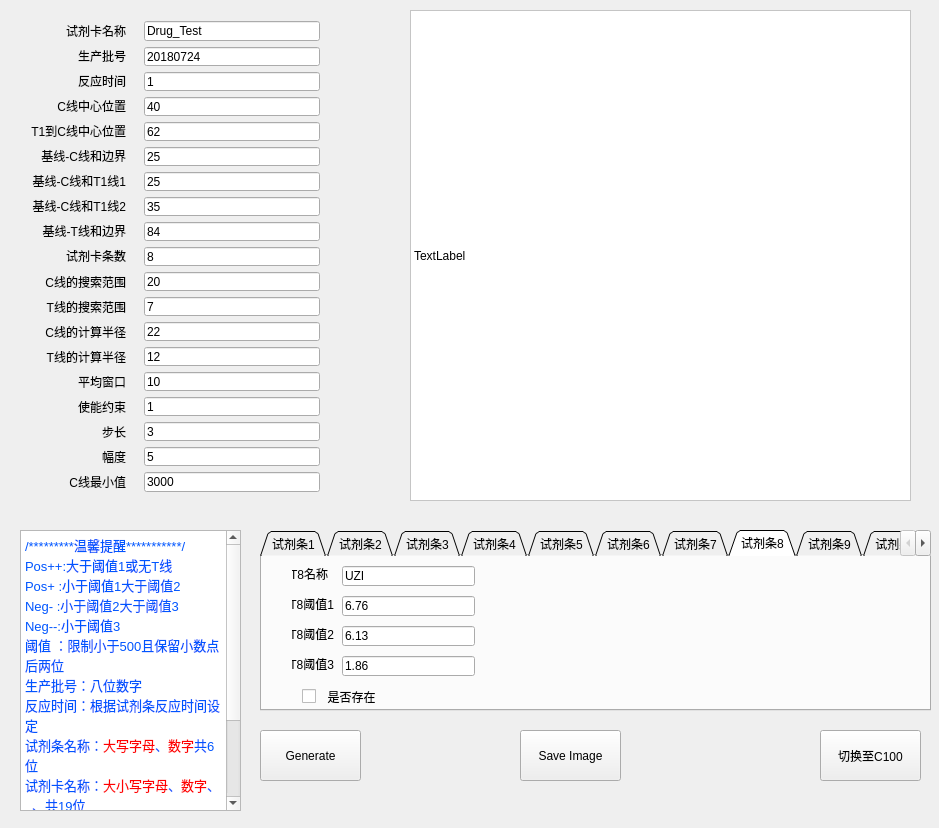
The window that mainwindow.ui (QDXW/QRCode) describes before a commit, drawn with Qt 5.
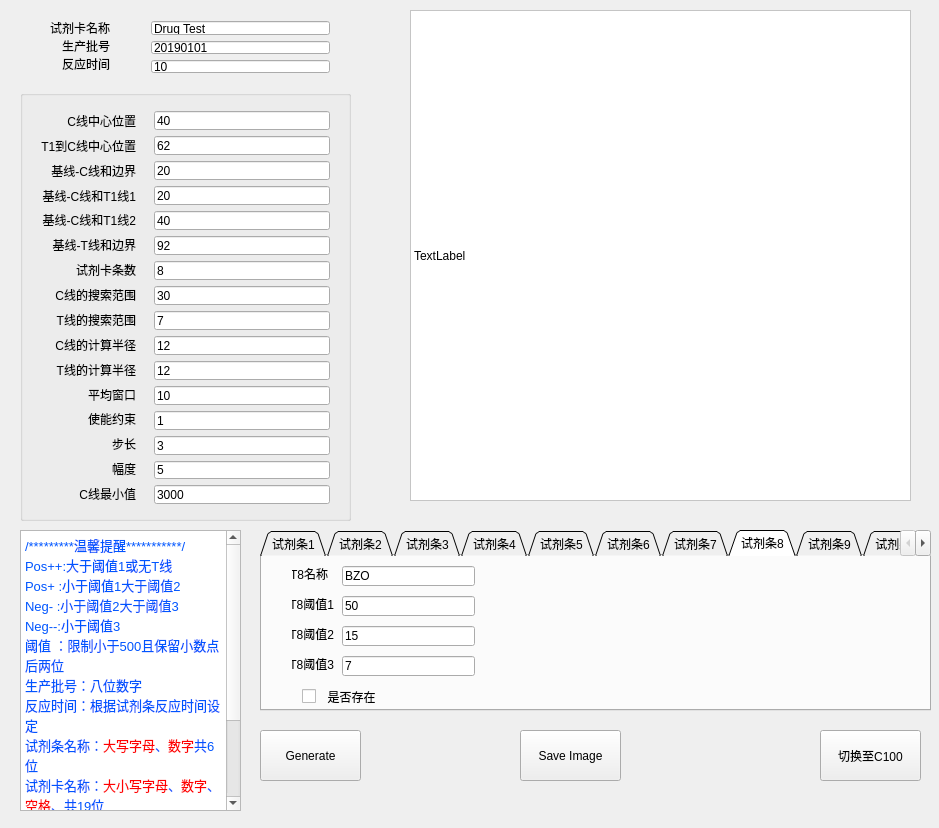
The same window after the commit. The open tabs and pages were chosen to show the change. Icons and pictures are not drawn.

```diff
--- a/mainwindow.ui
+++ b/mainwindow.ui
@@ -3172,352 +3172,6 @@
        <string>Generate</string>
       </property>
      </widget>
-     <widget class="QWidget" name="layoutWidget_2">
-      <property name="geometry">
-       <rect>
-        <x>0</x>
-        <y>10</y>
-        <width>311</width>
-        <height>492</height>
-       </rect>
-      </property>
-      <layout class="QHBoxLayout" name="horizontalLayout_S">
-       <property name="spacing">
-        <number>18</number>
-       </property>
-       <item>
-        <layout class="QGridLayout" name="gridLayout_S">
-         <item row="0" column="0">
-          <widget class="QLabel" name="Information_label1_S">
-           <property name="text">
-            <string>试剂卡名称</string>
-           </property>
-           <property name="alignment">
-            <set>Qt::AlignRight|Qt::AlignTrailing|Qt::AlignVCenter</set>
-           </property>
-          </widget>
-         </item>
-         <item row="1" column="0">
-          <widget class="QLabel" name="Information_label2_S">
-           <property name="text">
-            <string>生产批号</string>
-           </property>
-           <property name="alignment">
-            <set>Qt::AlignRight|Qt::AlignTrailing|Qt::AlignVCenter</set>
-           </property>
-          </widget>
-         </item>
-         <item row="2" column="0">
-          <widget class="QLabel" name="Information_label3_S">
-           <property name="text">
-            <string>反应时间</string>
-           </property>
-           <property name="alignment">
-            <set>Qt::AlignRight|Qt::AlignTrailing|Qt::AlignVCenter</set>
-           </property>
-          </widget>
-         </item>
-         <item row="3" column="0">
-          <widget class="QLabel" name="Information_label4_S">
-           <property name="text">
-            <string>C线中心位置</string>
-           </property>
-           <property name="alignment">
-            <set>Qt::AlignRight|Qt::AlignTrailing|Qt::AlignVCenter</set>
-           </property>
-          </widget>
-         </item>
-         <item row="4" column="0">
-          <widget class="QLabel" name="Information_label5_S">
-           <property name="text">
-            <string>T1到C线中心位置</string>
-           </property>
-           <property name="alignment">
-            <set>Qt::AlignRight|Qt::AlignTrailing|Qt::AlignVCenter</set>
-           </property>
-          </widget>
-         </item>
-         <item row="5" column="0">
-          <widget class="QLabel" name="Information_label6_S">
-           <property name="text">
-            <string>基线-C线和边界</string>
-           </property>
-           <property name="alignment">
-            <set>Qt::AlignRight|Qt::AlignTrailing|Qt::AlignVCenter</set>
-           </property>
-          </widget>
-         </item>
-         <item row="6" column="0">
-          <widget class="QLabel" name="Information_label7_S">
-           <property name="text">
-            <string>基线-C线和T1线1</string>
-           </property>
-           <property name="alignment">
-            <set>Qt::AlignRight|Qt::AlignTrailing|Qt::AlignVCenter</set>
-           </property>
-          </widget>
-         </item>
-         <item row="7" column="0">
-          <widget class="QLabel" name="Information_label8_S">
-           <property name="text">
-            <string>基线-C线和T1线2</string>
-           </property>
-           <property name="alignment">
-            <set>Qt::AlignRight|Qt::AlignTrailing|Qt::AlignVCenter</set>
-           </property>
-          </widget>
-         </item>
-         <item row="8" column="0">
-          <widget class="QLabel" name="Information_label9_S">
-           <property name="text">
-            <string>基线-T线和边界</string>
-           </property>
-           <property name="alignment">
-            <set>Qt::AlignRight|Qt::AlignTrailing|Qt::AlignVCenter</set>
-           </property>
-          </widget>
-         </item>
-         <item row="9" column="0">
-          <widget class="QLabel" name="Information_label10_S">
-           <property name="text">
-            <string>试剂卡条数</string>
-           </property>
-           <property name="alignment">
-            <set>Qt::AlignRight|Qt::AlignTrailing|Qt::AlignVCenter</set>
-           </property>
-          </widget>
-         </item>
-         <item row="10" column="0">
-          <widget class="QLabel" name="Information_label11_S">
-           <property name="text">
-            <string>C线的搜索范围</string>
-           </property>
-           <property name="alignment">
-            <set>Qt::AlignRight|Qt::AlignTrailing|Qt::AlignVCenter</set>
-           </property>
-          </widget>
-         </item>
-         <item row="11" column="0">
-          <widget class="QLabel" name="Information_label12_S">
-           <property name="text">
-            <string>T线的搜索范围</string>
-           </property>
-           <property name="alignment">
-            <set>Qt::AlignRight|Qt::AlignTrailing|Qt::AlignVCenter</set>
-           </property>
-          </widget>
-         </item>
-         <item row="12" column="0">
-          <widget class="QLabel" name="Information_label13_S">
-           <property name="text">
-            <string>C线的计算半径</string>
-           </property>
-           <property name="alignment">
-            <set>Qt::AlignRight|Qt::AlignTrailing|Qt::AlignVCenter</set>
-           </property>
-          </widget>
-         </item>
-         <item row="13" column="0">
-          <widget class="QLabel" name="Information_label14_S">
-           <property name="text">
-            <string>T线的计算半径</string>
-           </property>
-           <property name="alignment">
-            <set>Qt::AlignRight|Qt::AlignTrailing|Qt::AlignVCenter</set>
-           </property>
-          </widget>
-         </item>
-         <item row="14" column="0">
-          <widget class="QLabel" name="Information_label15_S">
-           <property name="text">
-            <string>平均窗口</string>
-           </property>
-           <property name="alignment">
-            <set>Qt::AlignRight|Qt::AlignTrailing|Qt::AlignVCenter</set>
-           </property>
-          </widget>
-         </item>
-         <item row="15" column="0">
-          <widget class="QLabel" name="Information_label16_S">
-           <property name="text">
-            <string>使能约束</string>
-           </property>
-           <property name="alignment">
-            <set>Qt::AlignRight|Qt::AlignTrailing|Qt::AlignVCenter</set>
-           </property>
-          </widget>
-         </item>
-         <item row="16" column="0">
-          <widget class="QLabel" name="Information_label17_S">
-           <property name="text">
-            <string>步长</string>
-           </property>
-           <property name="alignment">
-            <set>Qt::AlignRight|Qt::AlignTrailing|Qt::AlignVCenter</set>
-           </property>
-          </widget>
-         </item>
-         <item row="17" column="0">
-          <widget class="QLabel" name="Information_label18_S">
-           <property name="text">
-            <string>幅度</string>
-           </property>
-           <property name="alignment">
-            <set>Qt::AlignRight|Qt::AlignTrailing|Qt::AlignVCenter</set>
-           </property>
-          </widget>
-         </item>
-         <item row="18" column="0">
-          <widget class="QLabel" name="Information_label19_S">
-           <property name="text">
-            <string>C线最小值</string>
-           </property>
-           <property name="alignment">
-            <set>Qt::AlignRight|Qt::AlignTrailing|Qt::AlignVCenter</set>
-           </property>
-          </widget>
-         </item>
-        </layout>
-       </item>
-       <item>
-        <layout class="QGridLayout" name="gridLayout_4">
-         <item row="0" column="0">
-          <widget class="QLineEdit" name="ProductType_Name_S">
-           <property name="text">
-            <string>Drug_Test</string>
-           </property>
-          </widget>
-         </item>
-         <item row="1" column="0">
-          <widget class="QLineEdit" name="ProductSN_S">
-           <property name="text">
-            <string>20180724</string>
-           </property>
-          </widget>
-         </item>
-         <item row="2" column="0">
-          <widget class="QLineEdit" name="time_S">
-           <property name="text">
-            <string>1</string>
-           </property>
-          </widget>
-         </item>
-         <item row="3" column="0">
-          <widget class="QLineEdit" name="Center_LineC_S">
-           <property name="text">
-            <string>40</string>
-           </property>
-          </widget>
-         </item>
-         <item row="4" column="0">
-          <widget class="QLineEdit" name="T1_Ccenter_S">
-           <property name="text">
-            <string>62</string>
-           </property>
-          </widget>
-         </item>
-         <item row="5" column="0">
-          <widget class="QLineEdit" name="base_CAndEdge_S">
-           <property name="text">
-            <string>25</string>
-           </property>
-          </widget>
-         </item>
-         <item row="6" column="0">
-          <widget class="QLineEdit" name="base_CAndT1_1_S">
-           <property name="text">
-            <string>25</string>
-           </property>
-          </widget>
-         </item>
-         <item row="7" column="0">
-          <widget class="QLineEdit" name="base_CAndT1_2_S">
-           <property name="text">
-            <string>35</string>
-           </property>
-          </widget>
-         </item>
-         <item row="9" column="0">
-          <widget class="QLineEdit" name="ProductNum_S">
-           <property name="text">
-            <string>8</string>
-           </property>
-          </widget>
-         </item>
-         <item row="11" column="0">
-          <widget class="QLineEdit" name="SearchHalfRadius_C_S">
-           <property name="text">
-            <string>20</string>
-           </property>
-          </widget>
-         </item>
-         <item row="12" column="0">
-          <widget class="QLineEdit" name="SearchHalfRadius_T_S">
-           <property name="text">
-            <string>7</string>
-           </property>
-          </widget>
-         </item>
-         <item row="13" column="0">
-          <widget class="QLineEdit" name="AreaC_HalfRadius_S">
-           <property name="text">
-            <string>22</string>
-           </property>
-          </widget>
-         </item>
-         <item row="14" column="0">
-          <widget class="QLineEdit" name="AreaT_HalfRadius_S">
-           <property name="text">
-            <string>12</string>
-           </property>
-          </widget>
-         </item>
-         <item row="15" column="0">
-          <widget class="QLineEdit" name="WinSize_S">
-           <property name="text">
-            <string>10</string>
-           </property>
-          </widget>
-         </item>
-         <item row="16" column="0">
-          <widget class="QLineEdit" name="LimitEnabled_S">
-           <property name="text">
-            <string>1</string>
-           </property>
-          </widget>
-         </item>
-         <item row="17" column="0">
-          <widget class="QLineEdit" name="C_StepSize_S">
-           <property name="text">
-            <string>3</string>
-           </property>
-          </widget>
-         </item>
-         <item row="18" column="0">
-          <widget class="QLineEdit" name="C_Magnitude_S">
-           <property name="text">
-            <string>5</string>
-           </property>
-          </widget>
-         </item>
-         <item row="19" column="0">
-          <widget class="QLineEdit" name="C_Min_S">
-           <property name="text">
-            <string>3000</string>
-           </property>
-          </widget>
-         </item>
-         <item row="8" column="0">
-          <widget class="QLineEdit" name="base_TAndEdge_S">
-           <property name="text">
-            <string>84</string>
-           </property>
-          </widget>
-         </item>
-        </layout>
-       </item>
-      </layout>
-     </widget>
      <widget class="QTabWidget" name="tabWidget_S">
       <property name="geometry">
        <rect>
@@ -4542,7 +4196,7 @@
          </rect>
         </property>
         <property name="text">
-         <string>UZI</string>
+         <string>BZO</string>
         </property>
        </widget>
        <widget class="QLineEdit" name="CH8_threshold3_S">
@@ -4555,7 +4209,7 @@
          </rect>
         </property>
         <property name="text">
-         <string>1.86</string>
+         <string>7</string>
         </property>
        </widget>
        <widget class="QLabel" name="CH8_label1_S">
@@ -4584,7 +4238,7 @@
          </rect>
         </property>
         <property name="text">
-         <string>6.76</string>
+         <string>50</string>
         </property>
        </widget>
        <widget class="QLabel" name="CH8_label3_S">
@@ -4613,7 +4267,7 @@
          </rect>
         </property>
         <property name="text">
-         <string>6.13</string>
+         <string>15</string>
         </property>
        </widget>
       </widget>
@@ -4928,7 +4582,7 @@
 &lt;p style=&quot; margin-top:0px; margin-bottom:0px; margin-left:0px; margin-right:0px; -qt-block-indent:0; text-indent:0px;&quot;&gt;&lt;span style=&quot; font-size:10pt; color:#0055ff;&quot;&gt;生产批号：八位数字&lt;/span&gt;&lt;/p&gt;
 &lt;p style=&quot; margin-top:0px; margin-bottom:0px; margin-left:0px; margin-right:0px; -qt-block-indent:0; text-indent:0px;&quot;&gt;&lt;span style=&quot; font-size:10pt; color:#0055ff;&quot;&gt;反应时间：根据试剂条反应时间设定&lt;/span&gt;&lt;/p&gt;
 &lt;p style=&quot; margin-top:0px; margin-bottom:0px; margin-left:0px; margin-right:0px; -qt-block-indent:0; text-indent:0px;&quot;&gt;&lt;span style=&quot; font-size:10pt; color:#0055ff;&quot;&gt;试剂条名称：&lt;/span&gt;&lt;span style=&quot; font-size:10pt; color:#ff0000;&quot;&gt;大写字母&lt;/span&gt;&lt;span style=&quot; font-size:10pt; color:#0055ff;&quot;&gt;、&lt;/span&gt;&lt;span style=&quot; font-size:10pt; color:#ff0000;&quot;&gt;数字&lt;/span&gt;&lt;span style=&quot; font-size:10pt; color:#0055ff;&quot;&gt;共6位&lt;/span&gt;&lt;/p&gt;
-&lt;p style=&quot; margin-top:0px; margin-bottom:0px; margin-left:0px; margin-right:0px; -qt-block-indent:0; text-indent:0px;&quot;&gt;&lt;span style=&quot; font-size:10pt; color:#0055ff;&quot;&gt;试剂卡名称：&lt;/span&gt;&lt;span style=&quot; font-size:10pt; color:#ff0000;&quot;&gt;大小写字母&lt;/span&gt;&lt;span style=&quot; font-size:10pt; color:#0055ff;&quot;&gt;、&lt;/span&gt;&lt;span style=&quot; font-size:10pt; color:#ff0000;&quot;&gt;数字&lt;/span&gt;&lt;span style=&quot; font-size:10pt; color:#0055ff;&quot;&gt;、&lt;/span&gt;&lt;span style=&quot; font-size:10pt; color:#ff0000;&quot;&gt;_&lt;/span&gt;&lt;span style=&quot; font-size:10pt; color:#0055ff;&quot;&gt;、共19位&lt;/span&gt;&lt;/p&gt;
+&lt;p style=&quot; margin-top:0px; margin-bottom:0px; margin-left:0px; margin-right:0px; -qt-block-indent:0; text-indent:0px;&quot;&gt;&lt;span style=&quot; font-size:10pt; color:#0055ff;&quot;&gt;试剂卡名称：&lt;/span&gt;&lt;span style=&quot; font-size:10pt; color:#ff0000;&quot;&gt;大小写字母&lt;/span&gt;&lt;span style=&quot; font-size:10pt; color:#0055ff;&quot;&gt;、&lt;/span&gt;&lt;span style=&quot; font-size:10pt; color:#ff0000;&quot;&gt;数字&lt;/span&gt;&lt;span style=&quot; font-size:10pt; color:#0055ff;&quot;&gt;、&lt;/span&gt;&lt;span style=&quot; font-size:10pt; color:#ff0000;&quot;&gt;空格&lt;/span&gt;&lt;span style=&quot; font-size:10pt; color:#0055ff;&quot;&gt;、共19位&lt;/span&gt;&lt;/p&gt;
 &lt;p style=&quot;-qt-paragraph-type:empty; margin-top:0px; margin-bottom:0px; margin-left:0px; margin-right:0px; -qt-block-indent:0; text-indent:0px; font-size:10pt; color:#0055ff;&quot;&gt;&lt;br /&gt;&lt;/p&gt;
 &lt;p style=&quot;-qt-paragraph-type:empty; margin-top:0px; margin-bottom:0px; margin-left:0px; margin-right:0px; -qt-block-indent:0; text-indent:0px; font-size:10pt; color:#0055ff;&quot;&gt;&lt;br /&gt;&lt;/p&gt;
 &lt;p style=&quot; margin-top:0px; margin-bottom:0px; margin-left:0px; margin-right:0px; -qt-block-indent:0; text-indent:0px;&quot;&gt;&lt;span style=&quot; font-size:10pt; color:#0055ff;&quot;&gt;/********用户可更改项********/&lt;/span&gt;&lt;/p&gt;
@@ -4937,6 +4591,389 @@
 &lt;p style=&quot; margin-top:0px; margin-bottom:0px; margin-left:0px; margin-right:0px; -qt-block-indent:0; text-indent:0px;&quot;&gt;&lt;span style=&quot; font-size:10pt; color:#0055ff;&quot;&gt;阈值*、反应时间&lt;/span&gt;&lt;/p&gt;&lt;/body&gt;&lt;/html&gt;</string>
       </property>
      </widget>
+     <widget class="QGroupBox" name="groupBox_2">
+      <property name="geometry">
+       <rect>
+        <x>0</x>
+        <y>90</y>
+        <width>331</width>
+        <height>431</height>
+       </rect>
+      </property>
+      <property name="title">
+       <string/>
+      </property>
+      <widget class="QWidget" name="layoutWidget_2">
+       <property name="geometry">
+        <rect>
+         <x>10</x>
+         <y>10</y>
+         <width>311</width>
+         <height>414</height>
+        </rect>
+       </property>
+       <layout class="QHBoxLayout" name="horizontalLayout_S">
+        <property name="spacing">
+         <number>18</number>
+        </property>
+        <item>
+         <layout class="QGridLayout" name="gridLayout_S">
+          <item row="0" column="0">
+           <widget class="QLabel" name="Information_label4_S">
+            <property name="text">
+             <string>C线中心位置</string>
+            </property>
+            <property name="alignment">
+             <set>Qt::AlignRight|Qt::AlignTrailing|Qt::AlignVCenter</set>
+            </property>
+           </widget>
+          </item>
+          <item row="1" column="0">
+           <widget class="QLabel" name="Information_label5_S">
+            <property name="text">
+             <string>T1到C线中心位置</string>
+            </property>
+            <property name="alignment">
+             <set>Qt::AlignRight|Qt::AlignTrailing|Qt::AlignVCenter</set>
+            </property>
+           </widget>
+          </item>
+          <item row="2" column="0">
+           <widget class="QLabel" name="Information_label6_S">
+            <property name="text">
+             <string>基线-C线和边界</string>
+            </property>
+            <property name="alignment">
+             <set>Qt::AlignRight|Qt::AlignTrailing|Qt::AlignVCenter</set>
+            </property>
+           </widget>
+          </item>
+          <item row="3" column="0">
+           <widget class="QLabel" name="Information_label7_S">
+            <property name="text">
+             <string>基线-C线和T1线1</string>
+            </property>
+            <property name="alignment">
+             <set>Qt::AlignRight|Qt::AlignTrailing|Qt::AlignVCenter</set>
+            </property>
+           </widget>
+          </item>
+          <item row="4" column="0">
+           <widget class="QLabel" name="Information_label8_S">
+            <property name="text">
+             <string>基线-C线和T1线2</string>
+            </property>
+            <property name="alignment">
+             <set>Qt::AlignRight|Qt::AlignTrailing|Qt::AlignVCenter</set>
+            </property>
+           </widget>
+          </item>
+          <item row="5" column="0">
+           <widget class="QLabel" name="Information_label9_S">
+            <property name="text">
+             <string>基线-T线和边界</string>
+            </property>
+            <property name="alignment">
+             <set>Qt::AlignRight|Qt::AlignTrailing|Qt::AlignVCenter</set>
+            </property>
+           </widget>
+          </item>
+          <item row="6" column="0">
+           <widget class="QLabel" name="Information_label10_S">
+            <property name="text">
+             <string>试剂卡条数</string>
+            </property>
+            <property name="alignment">
+             <set>Qt::AlignRight|Qt::AlignTrailing|Qt::AlignVCenter</set>
+            </property>
+           </widget>
+          </item>
+          <item row="7" column="0">
+           <widget class="QLabel" name="Information_label11_S">
+            <property name="text">
+             <string>C线的搜索范围</string>
+            </property>
+            <property name="alignment">
+             <set>Qt::AlignRight|Qt::AlignTrailing|Qt::AlignVCenter</set>
+            </property>
+           </widget>
+          </item>
+          <item row="8" column="0">
+           <widget class="QLabel" name="Information_label12_S">
+            <property name="text">
+             <string>T线的搜索范围</string>
+            </property>
+            <property name="alignment">
+             <set>Qt::AlignRight|Qt::AlignTrailing|Qt::AlignVCenter</set>
+            </property>
+           </widget>
+          </item>
+          <item row="9" column="0">
+           <widget class="QLabel" name="Information_label13_S">
+            <property name="text">
+             <string>C线的计算半径</string>
+            </property>
+            <property name="alignment">
+             <set>Qt::AlignRight|Qt::AlignTrailing|Qt::AlignVCenter</set>
+            </property>
+           </widget>
+          </item>
+          <item row="10" column="0">
+           <widget class="QLabel" name="Information_label14_S">
+            <property name="text">
+             <string>T线的计算半径</string>
+            </property>
+            <property name="alignment">
+             <set>Qt::AlignRight|Qt::AlignTrailing|Qt::AlignVCenter</set>
+            </property>
+           </widget>
+          </item>
+          <item row="11" column="0">
+           <widget class="QLabel" name="Information_label15_S">
+            <property name="text">
+             <string>平均窗口</string>
+            </property>
+            <property name="alignment">
+             <set>Qt::AlignRight|Qt::AlignTrailing|Qt::AlignVCenter</set>
+            </property>
+           </widget>
+          </item>
+          <item row="12" column="0">
+           <widget class="QLabel" name="Information_label16_S">
+            <property name="text">
+             <string>使能约束</string>
+            </property>
+            <property name="alignment">
+             <set>Qt::AlignRight|Qt::AlignTrailing|Qt::AlignVCenter</set>
+            </property>
+           </widget>
+          </item>
+          <item row="13" column="0">
+           <widget class="QLabel" name="Information_label17_S">
+            <property name="text">
+             <string>步长</string>
+            </property>
+            <property name="alignment">
+             <set>Qt::AlignRight|Qt::AlignTrailing|Qt::AlignVCenter</set>
+            </property>
+           </widget>
+          </item>
+          <item row="14" column="0">
+           <widget class="QLabel" name="Information_label18_S">
+            <property name="text">
+             <string>幅度</string>
+            </property>
+            <property name="alignment">
+             <set>Qt::AlignRight|Qt::AlignTrailing|Qt::AlignVCenter</set>
+            </property>
+           </widget>
+          </item>
+          <item row="15" column="0">
+           <widget class="QLabel" name="Information_label19_S">
+            <property name="text">
+             <string>C线最小值</string>
+            </property>
+            <property name="alignment">
+             <set>Qt::AlignRight|Qt::AlignTrailing|Qt::AlignVCenter</set>
+            </property>
+           </widget>
+          </item>
+         </layout>
+        </item>
+        <item>
+         <layout class="QGridLayout" name="gridLayout_4">
+          <item row="0" column="0">
+           <widget class="QLineEdit" name="Center_LineC_S">
+            <property name="text">
+             <string>40</string>
+            </property>
+           </widget>
+          </item>
+          <item row="1" column="0">
+           <widget class="QLineEdit" name="T1_Ccenter_S">
+            <property name="text">
+             <string>62</string>
+            </property>
+           </widget>
+          </item>
+          <item row="2" column="0">
+           <widget class="QLineEdit" name="base_CAndEdge_S">
+            <property name="text">
+             <string>20</string>
+            </property>
+           </widget>
+          </item>
+          <item row="3" column="0">
+           <widget class="QLineEdit" name="base_CAndT1_1_S">
+            <property name="text">
+             <string>20</string>
+            </property>
+           </widget>
+          </item>
+          <item row="4" column="0">
+           <widget class="QLineEdit" name="base_CAndT1_2_S">
+            <property name="text">
+             <string>40</string>
+            </property>
+           </widget>
+          </item>
+          <item row="6" column="0">
+           <widget class="QLineEdit" name="ProductNum_S">
+            <property name="text">
+             <string>8</string>
+            </property>
+           </widget>
+          </item>
+          <item row="8" column="0">
+           <widget class="QLineEdit" name="SearchHalfRadius_C_S">
+            <property name="text">
+             <string>30</string>
+            </property>
+           </widget>
+          </item>
+          <item row="9" column="0">
+           <widget class="QLineEdit" name="SearchHalfRadius_T_S">
+            <property name="text">
+             <string>7</string>
+            </property>
+           </widget>
+          </item>
+          <item row="10" column="0">
+           <widget class="QLineEdit" name="AreaC_HalfRadius_S">
+            <property name="text">
+             <string>12</string>
+            </property>
+           </widget>
+          </item>
+          <item row="11" column="0">
+           <widget class="QLineEdit" name="AreaT_HalfRadius_S">
+            <property name="text">
+             <string>12</string>
+            </property>
+           </widget>
+          </item>
+          <item row="12" column="0">
+           <widget class="QLineEdit" name="WinSize_S">
+            <property name="text">
+             <string>10</string>
+            </property>
+           </widget>
+          </item>
+          <item row="13" column="0">
+           <widget class="QLineEdit" name="LimitEnabled_S">
+            <property name="text">
+             <string>1</string>
+            </property>
+           </widget>
+          </item>
+          <item row="14" column="0">
+           <widget class="QLineEdit" name="C_StepSize_S">
+            <property name="text">
+             <string>3</string>
+            </property>
+           </widget>
+          </item>
+          <item row="15" column="0">
+           <widget class="QLineEdit" name="C_Magnitude_S">
+            <property name="text">
+             <string>5</string>
+            </property>
+           </widget>
+          </item>
+          <item row="16" column="0">
+           <widget class="QLineEdit" name="C_Min_S">
+            <property name="text">
+             <string>3000</string>
+            </property>
+           </widget>
+          </item>
+          <item row="5" column="0">
+           <widget class="QLineEdit" name="base_TAndEdge_S">
+            <property name="text">
+             <string>92</string>
+            </property>
+           </widget>
+          </item>
+         </layout>
+        </item>
+       </layout>
+      </widget>
+     </widget>
+     <widget class="QWidget" name="layoutWidget">
+      <property name="geometry">
+       <rect>
+        <x>120</x>
+        <y>10</y>
+        <width>201</width>
+        <height>74</height>
+       </rect>
+      </property>
+      <layout class="QGridLayout" name="gridLayout_3">
+       <item row="0" column="0">
+        <widget class="QLineEdit" name="ProductType_Name_S">
+         <property name="text">
+          <string>Drug Test</string>
+         </property>
+        </widget>
+       </item>
+       <item row="1" column="0">
+        <widget class="QLineEdit" name="ProductSN_S">
+         <property name="text">
+          <string>20190101</string>
+         </property>
+        </widget>
+       </item>
+       <item row="2" column="0">
+        <widget class="QLineEdit" name="time_S">
+         <property name="text">
+          <string>10</string>
+         </property>
+        </widget>
+       </item>
+      </layout>
+     </widget>
+     <widget class="QWidget" name="layoutWidget">
+      <property name="geometry">
+       <rect>
+        <x>10</x>
+        <y>10</y>
+        <width>91</width>
+        <height>71</height>
+       </rect>
+      </property>
+      <layout class="QGridLayout" name="gridLayout_5">
+       <item row="0" column="0">
+        <widget class="QLabel" name="Information_label1_S">
+         <property name="text">
+          <string>试剂卡名称</string>
+         </property>
+         <property name="alignment">
+          <set>Qt::AlignRight|Qt::AlignTrailing|Qt::AlignVCenter</set>
+         </property>
+        </widget>
+       </item>
+       <item row="1" column="0">
+        <widget class="QLabel" name="Information_label2_S">
+         <property name="text">
+          <string>生产批号</string>
+         </property>
+         <property name="alignment">
+          <set>Qt::AlignRight|Qt::AlignTrailing|Qt::AlignVCenter</set>
+         </property>
+        </widget>
+       </item>
+       <item row="2" column="0">
+        <widget class="QLabel" name="Information_label3_S">
+         <property name="text">
+          <string>反应时间</string>
+         </property>
+         <property name="alignment">
+          <set>Qt::AlignRight|Qt::AlignTrailing|Qt::AlignVCenter</set>
+         </property>
+        </widget>
+       </item>
+      </layout>
+     </widget>
     </widget>
    </widget>
   </widget>
```
Left out of the diff: 367 changed lines with no effect on the pictures. Lines whose indentation alone changed are shown as unchanged.
